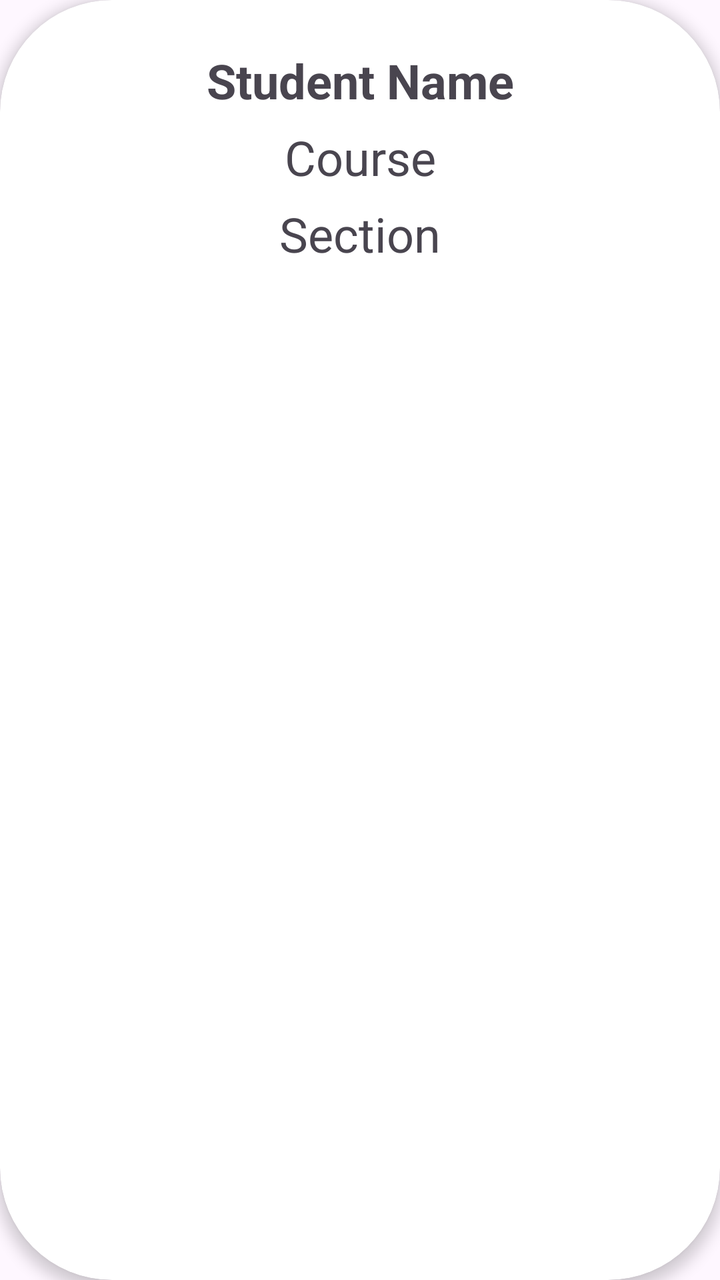
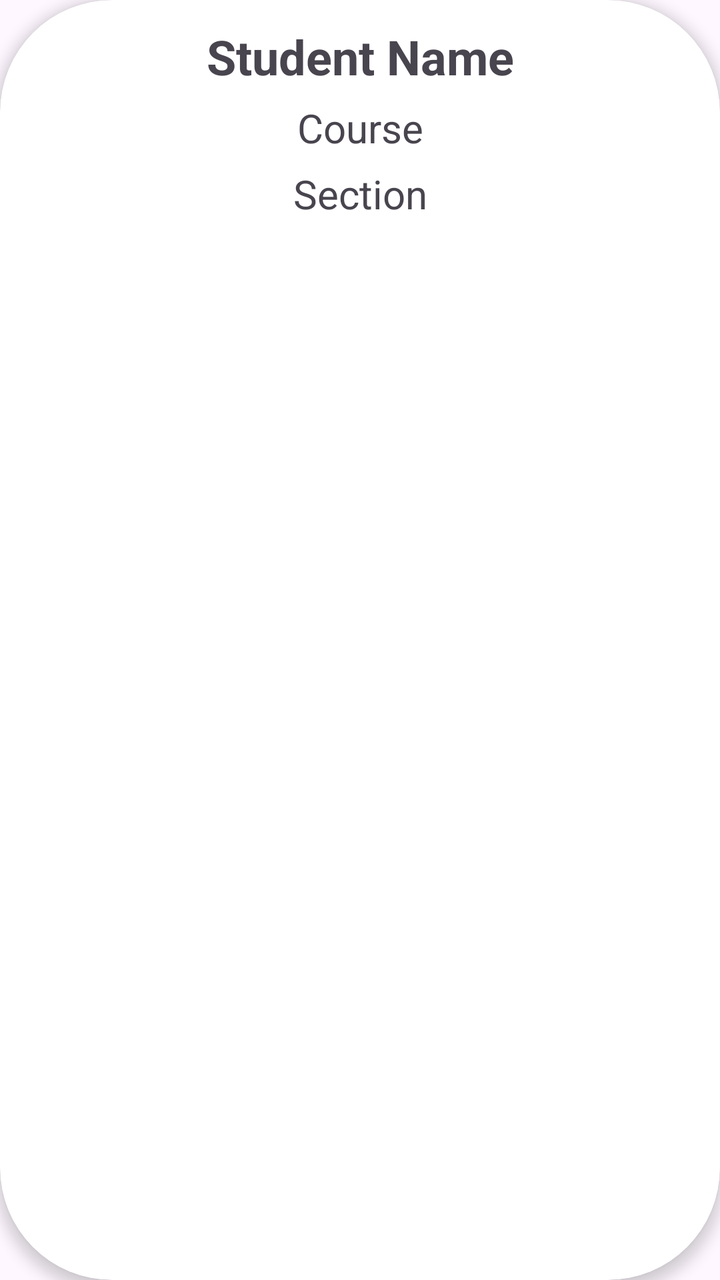

Screens rendered from an Android XML layout before and after an edit, with the pre-edit source and the edit as a unified diff.
<!-- AndroidManifest.xml: application theme Theme.StudentListApp -->
<!-- res/layout/item_student.xml -->
<?xml version="1.0" encoding="utf-8"?>
<androidx.cardview.widget.CardView xmlns:android="http://schemas.android.com/apk/res/android"
    xmlns:app="http://schemas.android.com/apk/res-auto"
    android:layout_width="match_parent"
    android:layout_height="wrap_content"
    android:layout_marginHorizontal="24dp"
    android:layout_marginVertical="24dp"
    app:cardCornerRadius="56dp"
    app:cardElevation="4dp">

    

    <LinearLayout xmlns:android="http://schemas.android.com/apk/res/android"
        android:layout_width="match_parent"
        android:layout_height="wrap_content"
        android:orientation="vertical"
        android:paddingTop="24dp"
        android:paddingBottom="16dp"
        android:paddingLeft="16dp"
        android:paddingRight="16dp"
        android:layout_marginBottom="1dp">

        <TextView
            android:id="@+id/tvStudentName"
            android:layout_width="match_parent"
            android:layout_height="wrap_content"
            android:text="Student Name"
            android:textSize="24sp"
            android:textStyle="bold"
            android:gravity="center" />

        <TextView
            android:id="@+id/tvStudentCourse"
            android:layout_width="match_parent"
            android:layout_height="wrap_content"
            android:text="Course"
            android:textSize="24sp"
            android:layout_marginTop="6dp"
            android:gravity="center" />

        <TextView
            android:id="@+id/tvStudentSection"
            android:layout_width="match_parent"
            android:layout_height="wrap_content"
            android:text="Section"
            android:textSize="24sp"
            android:layout_marginTop="6dp"
            android:gravity="center" />

    </LinearLayout>
</androidx.cardview.widget.CardView>
<!-- resources referenced by this layout -->
<resources>
  <style name="Theme.StudentListApp" parent="Base.Theme.StudentListApp" />
  <style name="Base.Theme.StudentListApp" parent="Theme.Material3.DayNight.NoActionBar">
          
          
      </style>
</resources>

<!-- the commit's change to res/layout/item_student.xml (unified diff, before → after) -->
@@ -14,11 +14,10 @@
         android:layout_width="match_parent"
         android:layout_height="wrap_content"
         android:orientation="vertical"
-        android:paddingTop="24dp"
-        android:paddingBottom="16dp"
+        android:paddingTop="12dp"
+        android:paddingBottom="12dp"
         android:paddingLeft="16dp"
-        android:paddingRight="16dp"
-        android:layout_marginBottom="1dp">
+        android:paddingRight="16dp">
 
         <TextView
             android:id="@+id/tvStudentName"
@@ -34,7 +33,7 @@
             android:layout_width="match_parent"
             android:layout_height="wrap_content"
             android:text="Course"
-            android:textSize="24sp"
+            android:textSize="20sp"
             android:layout_marginTop="6dp"
             android:gravity="center" />
 
@@ -43,7 +42,7 @@
             android:layout_width="match_parent"
             android:layout_height="wrap_content"
             android:text="Section"
-            android:textSize="24sp"
+            android:textSize="20sp"
             android:layout_marginTop="6dp"
             android:gravity="center" />
 
